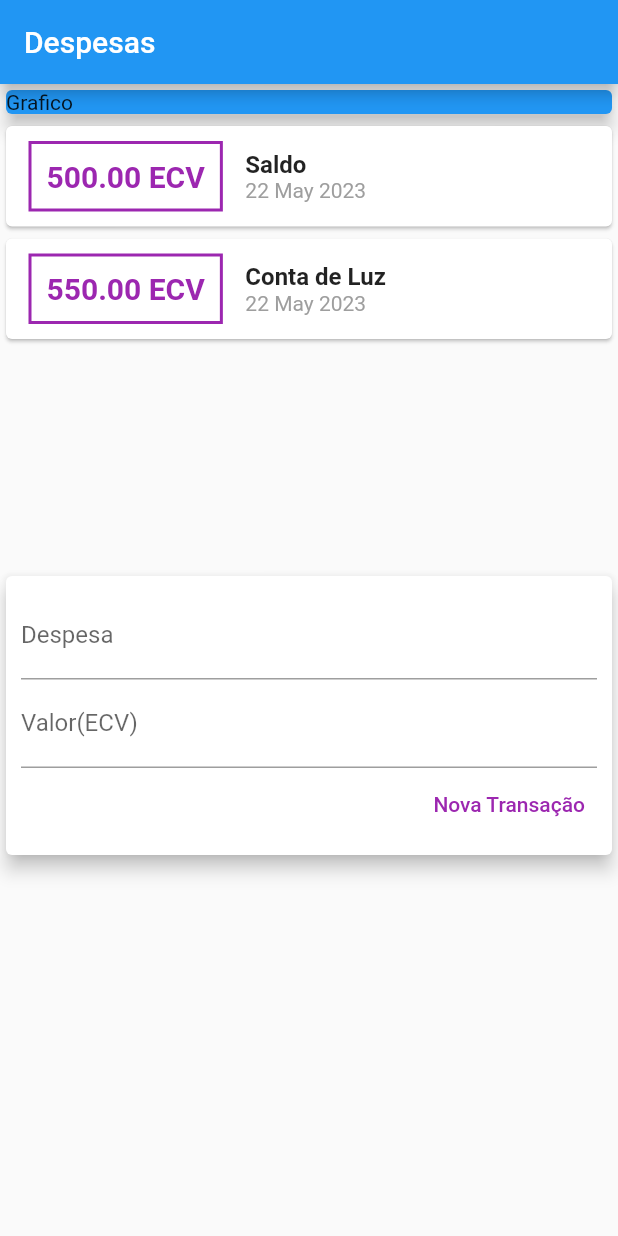
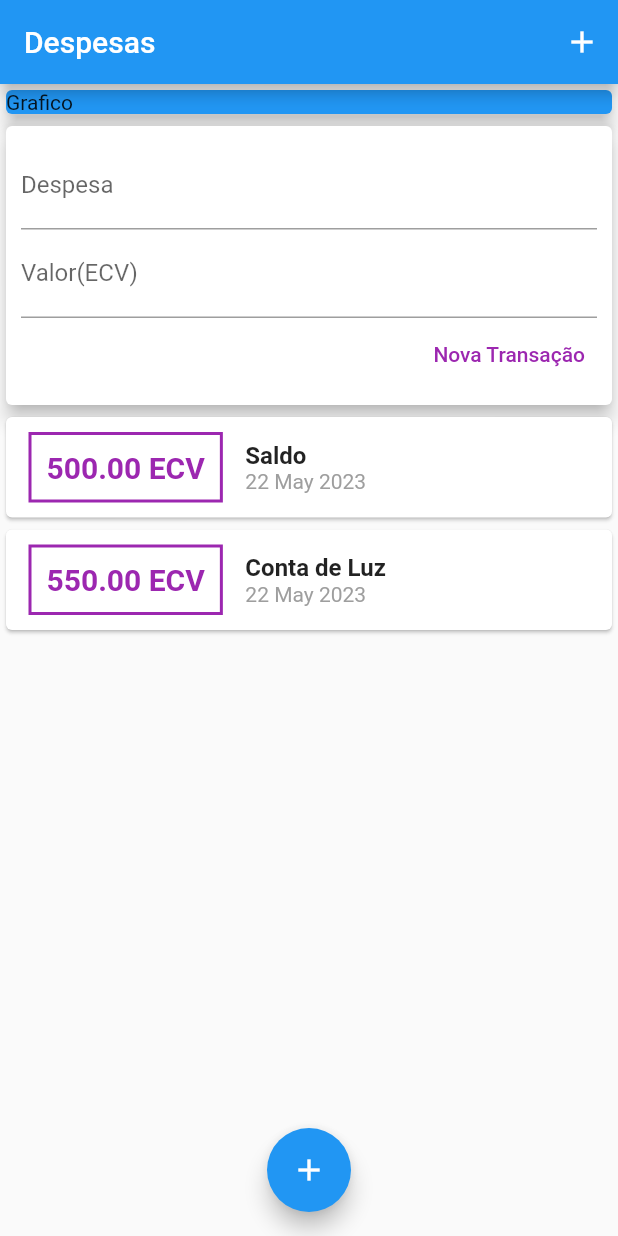
Before and after one commit to anarodrigues1996/expenses, a Flutter app: the screen it shows after launch, on a phone screen of 412 x 824 dp. Run offline on Flutter 3.47's test engine with Material 2 defaults, Android fonts, the phone set to English and light mode, and no system bars.

Commit message:
TransactioNList update and Button Add

```diff
--- a/lib/Components/transaction_user.dart
+++ b/lib/Components/transaction_user.dart
@@ -46,8 +46,10 @@ class _TransactionUserState extends State<TransactionUser> {
   @override
   Widget build(BuildContext context) {
     return Column(
-      children: [TransactionList(transaction: transaction),
-      TransactionForm(_addTransaction),
+      children: [
+        TransactionForm(_addTransaction),
+        TransactionList(transaction: transaction),
+
       ],
     );
   }
--- a/lib/Pages/home_page.dart
+++ b/lib/Pages/home_page.dart
@@ -9,6 +9,12 @@ class HomePage extends StatelessWidget {
     return Scaffold(
         appBar: AppBar(
           title: const Text('Despesas'),
+          actions: [
+            IconButton(
+              icon: const Icon(Icons.add),
+              onPressed: () {  },
+            )
+          ],
         ),
         body: SingleChildScrollView(
           child: Column(
@@ -27,6 +33,12 @@ class HomePage extends StatelessWidget {
               const TransactionUser(),
              ],
           ),
-        ));
+        ),
+        floatingActionButton: FloatingActionButton(
+          onPressed: (){},
+          child: const Icon (Icons.add),
+          ),
+        floatingActionButtonLocation: FloatingActionButtonLocation.centerFloat,
+        );
   }
 }
```
Also changed, not shown: lib/Components/transaction_form.dart (+11 -6 lines).
